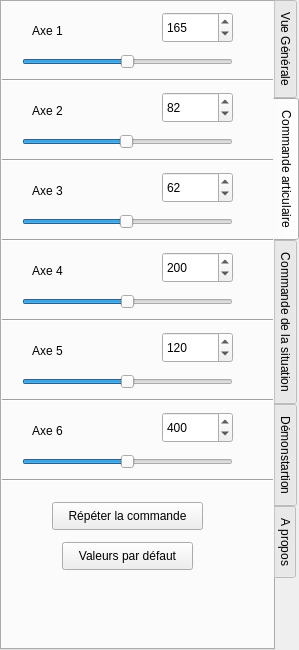
Qt form src/mainWidgetform.ui (miludmann/ensiie-irb4440) before a commit.
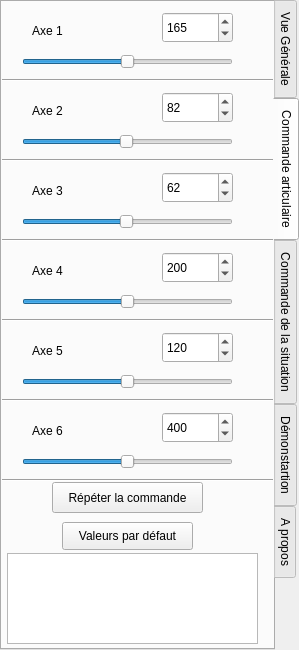
The same form after that commit. The open tabs and pages were chosen to show the change.

```diff
--- a/src/mainWidgetform.ui
+++ b/src/mainWidgetform.ui
@@ -677,9 +677,9 @@
     <property name="geometry">
      <rect>
       <x>50</x>
-      <y>500</y>
+      <y>480</y>
       <width>151</width>
-      <height>28</height>
+      <height>31</height>
      </rect>
     </property>
     <property name="text">
@@ -690,7 +690,7 @@
     <property name="geometry">
      <rect>
       <x>60</x>
-      <y>540</y>
+      <y>520</y>
       <width>131</width>
       <height>28</height>
      </rect>
@@ -813,6 +813,16 @@
      <number>400</number>
     </property>
    </widget>
+   <widget class="QTextBrowser" name="display_mgd">
+    <property name="geometry">
+     <rect>
+      <x>5</x>
+      <y>551</y>
+      <width>251</width>
+      <height>91</height>
+     </rect>
+    </property>
+   </widget>
   </widget>
   <widget class="QWidget" name="tab_3">
    <attribute name="title">
```
Left out of the diff: 40 changed lines with no effect on the pictures.
